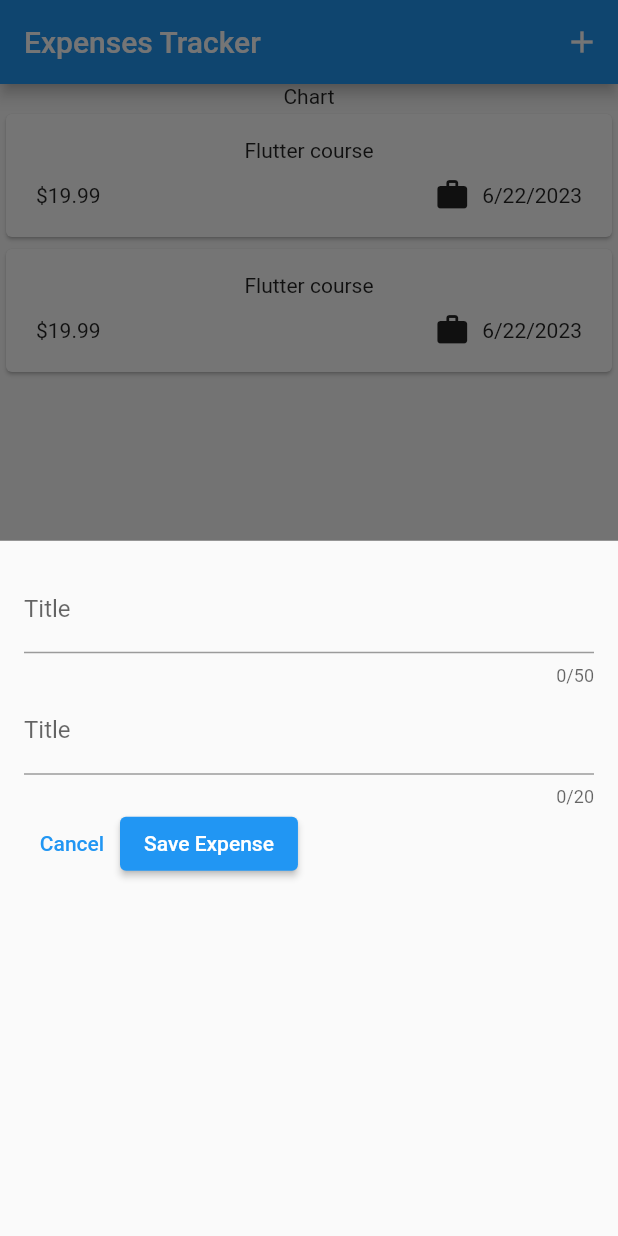
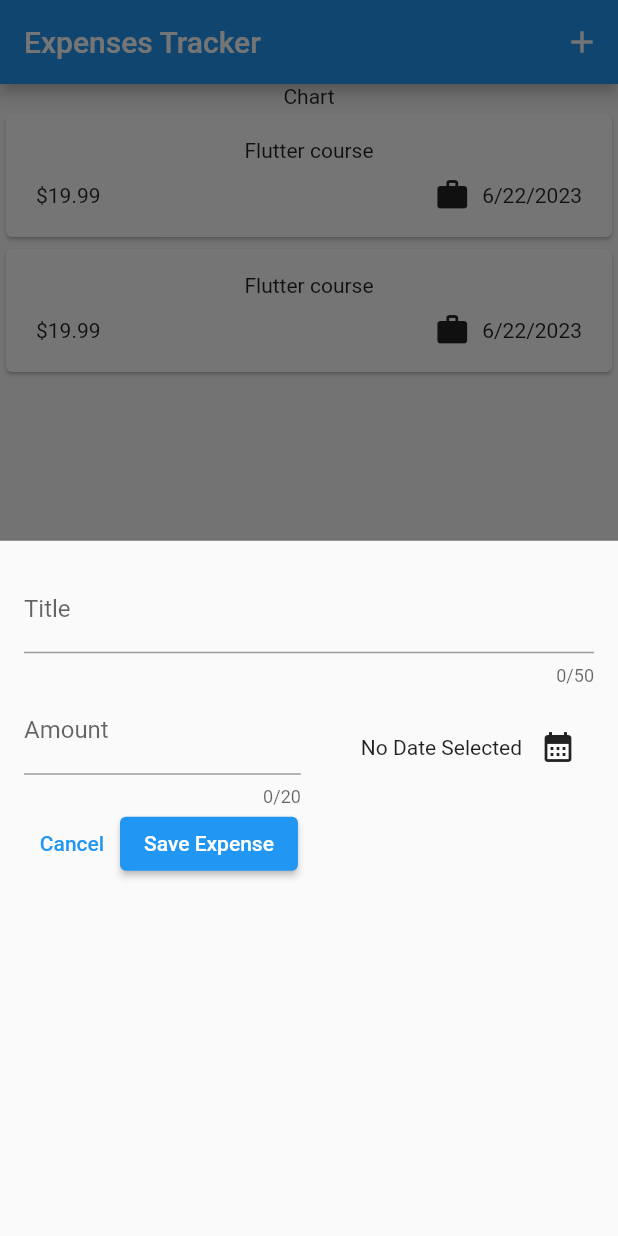
Before and after one commit to abdGhost/Expense_app, a Flutter app: the screen it shows after launch, after a tap on the "add" icon, on a phone screen of 412 x 824 dp. Run offline on Flutter 3.47's test engine with Material 2 defaults, Android fonts, the phone set to English and light mode, and no system bars.

Commit message:
Added date picker

```diff
--- a/lib/models/expense.dart
+++ b/lib/models/expense.dart
@@ -2,9 +2,9 @@ import 'package:flutter/material.dart';
 import 'package:uuid/uuid.dart';
 import 'package:intl/intl.dart';
 
+final formtter = DateFormat.yMd();
+
 const uuid = Uuid();
-
-final formtter = DateFormat.yMd();
 
 enum Category {
   food,
--- a/lib/widgets/new_expenses.dart
+++ b/lib/widgets/new_expenses.dart
@@ -1,4 +1,7 @@
 import 'package:flutter/material.dart';
+import 'package:intl/intl.dart';
+
+final formtter = DateFormat.yMd();
 
 class NewExpenses extends StatefulWidget {
   const NewExpenses({super.key});
@@ -11,6 +14,20 @@ class NewExpenses extends StatefulWidget {
 class _NewExpensesState extends State<NewExpenses> {
   final _titleController = TextEditingController();
   final _amountController = TextEditingController();
+  DateTime? _selectedDate;
+
+  void _pickDateTime() async {
+    final now = DateTime.now();
+    final pickedDate = await showDatePicker(
+      context: context,
+      initialDate: now,
+      firstDate: DateTime(now.year - 1, now.month, now.day),
+      lastDate: now,
+    );
+    setState(() {
+      _selectedDate = pickedDate;
+    });
+  }
 
   @override
   void dispose() {
@@ -32,14 +49,40 @@ class _NewExpensesState extends State<NewExpenses> {
               label: Text('Title'),
             ),
           ),
-          TextField(
+          Row(
+            children: [
+              Expanded(
+                child: TextField(
                   controller: _amountController,
                   maxLength: 20,
                   keyboardType: TextInputType.number,
                   decoration: const InputDecoration(
                     prefixText: '\$ ',
-              label: Text('Title'),
+                    label: Text('Amount'),
                   ),
+                ),
+              ),
+              const SizedBox(
+                width: 40,
+              ),
+              Row(
+                mainAxisAlignment: MainAxisAlignment.end,
+                crossAxisAlignment: CrossAxisAlignment.center,
+                children: [
+                  Text(
+                    _selectedDate == null
+                        ? "No Date Selected"
+                        : formtter.format(_selectedDate!),
+                  ),
+                  IconButton(
+                    onPressed: _pickDateTime,
+                    icon: const Icon(
+                      Icons.calendar_month,
+                    ),
+                  ),
+                ],
+              ),
+            ],
           ),
           Row(
             children: [
```
Lines whose indentation alone changed are shown as unchanged.
